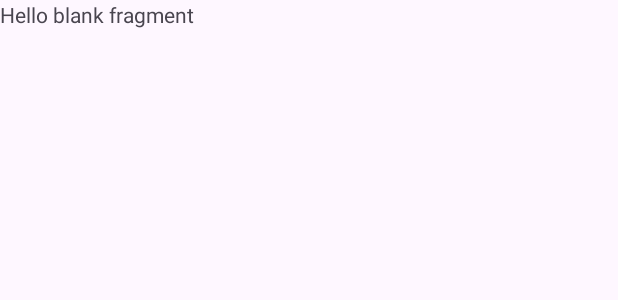
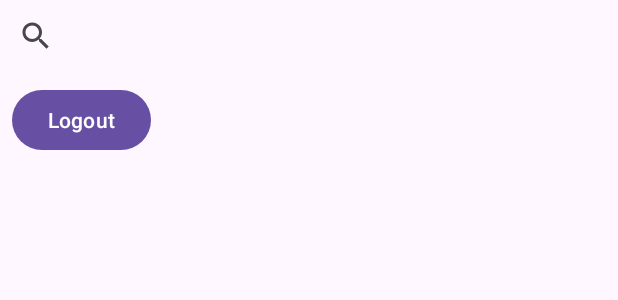
Before and after one commit to morrozevich/mobile_applications_home_work, an Android app: the layout fragment_list.xml on its own in the app's theme, with its tools: preview values and no code run, on a phone screen of 412 x 824 dp. Shown: the top 300 px of the screen. Run offline under Robolectric (Android 15) with nearby library versions, the phone set to English and light mode, and no system bars.

```diff
--- a/app/src/main/AndroidManifest.xml
+++ b/app/src/main/AndroidManifest.xml
@@ -3,6 +3,8 @@
     xmlns:tools="http://schemas.android.com/tools">
 
     <application
+
+        android:name=".CustomApplication"
         android:allowBackup="true"
         android:dataExtractionRules="@xml/data_extraction_rules"
         android:fullBackupContent="@xml/backup_rules"
@@ -44,6 +46,8 @@
                 <category android:name="android.intent.category.LAUNCHER" />
             </intent-filter>
         </activity>
+
+
     </application>
 
 </manifest>
--- a/app/src/main/java/com/example/myapplicationnew/CustomApplication.kt
+++ b/app/src/main/java/com/example/myapplicationnew/CustomApplication.kt
@@ -1,4 +1,7 @@
 package com.example.myapplicationnew
 
-class CustomApplication {
+import android.app.Application
+
+class CustomApplication : Application() {
+    val credentialsManager: CredentialsManager by lazy { CredentialsManager.instance }
 }
--- a/app/src/main/res/layout/fragment_list.xml
+++ b/app/src/main/res/layout/fragment_list.xml
@@ -1,14 +1,32 @@
-<?xml version="1.0" encoding="utf-8"?>
-<FrameLayout xmlns:android="http://schemas.android.com/apk/res/android"
-    xmlns:tools="http://schemas.android.com/tools"
+<LinearLayout xmlns:android="http://schemas.android.com/apk/res/android"
+    xmlns:app="http://schemas.android.com/apk/res-auto"
     android:layout_width="match_parent"
     android:layout_height="match_parent"
-    tools:context=".ListFragment">
+    android:orientation="vertical">
 
-    <!-- TODO: Update blank fragment layout -->
-    <TextView
+    <android.widget.SearchView
+        android:id="@+id/searchView"
         android:layout_width="match_parent"
-        android:layout_height="match_parent"
-        android:text="@string/hello_blank_fragment" />
+        android:layout_height="wrap_content"
+        android:queryHint="Search recipes" />
 
-</FrameLayout>
+    <Button
+        android:id="@+id/logoutButton"
+        android:layout_width="wrap_content"
+        android:layout_height="wrap_content"
+        android:text="Logout"
+        android:layout_margin="8dp" />
+
+    <ProgressBar
+        android:id="@+id/progressBar"
+        android:layout_width="wrap_content"
+        android:layout_height="wrap_content"
+        android:layout_gravity="center"
+        android:visibility="gone" />
+
+    <androidx.recyclerview.widget.RecyclerView
+        android:id="@+id/recyclerView"
+        android:layout_width="match_parent"
+        android:layout_height="0dp"
+        android:layout_weight="1" />
+</LinearLayout>
```
Also changed, not shown: app/src/main/java/com/example/myapplicationnew/CredentialsManager.kt (+13 -2 lines), app/src/main/java/com/example/myapplicationnew/ListFragment.kt (+97 -39 lines), app/src/main/java/com/example/myapplicationnew/LoginFragment.kt (+17 -14 lines), app/src/main/java/com/example/myapplicationnew/RecipesViewModel.kt (+36 -17 lines), app/src/main/res/navigation/nav_graph.xml (+4 -19 lines).
